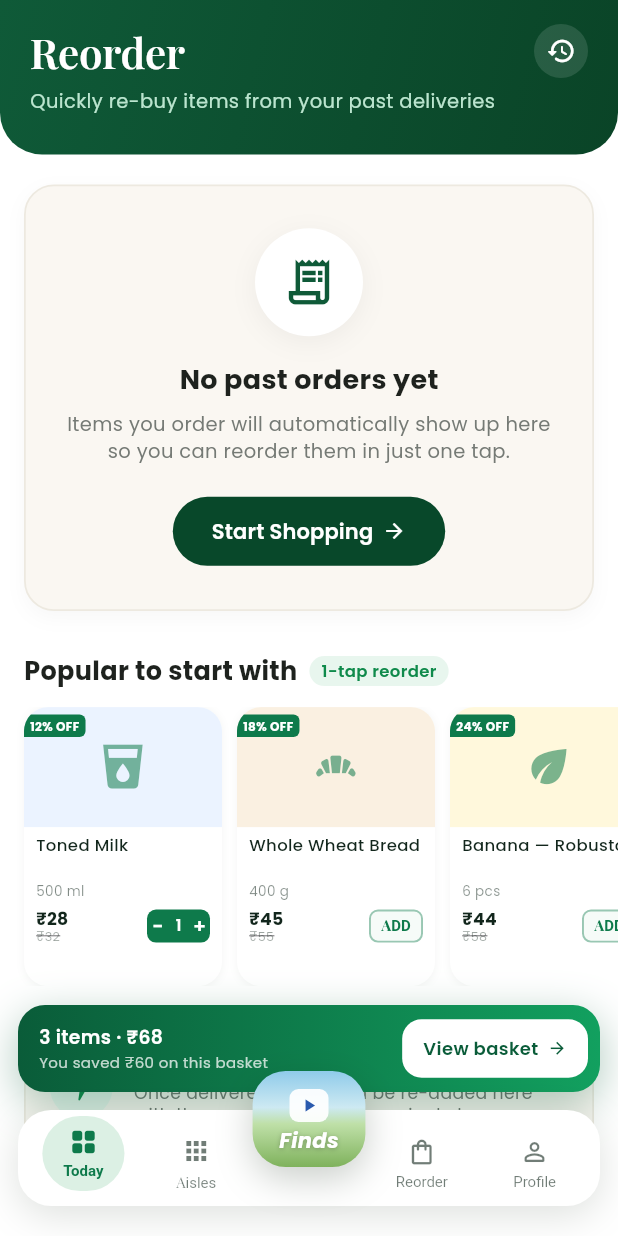
After one commit to Inscrutable21/Livero_fresh, a Flutter app: the ReorderScreen screen opened directly, on a phone screen of 412 x 824 dp. The commit adds this screen. Run offline on Flutter 3.47's test engine with Material 3 defaults, Android fonts, the phone set to English and light mode, and no system bars; our stand-ins replace google_fonts.

Commit message:
Reorder part

```diff
--- a/lib/main.dart
+++ b/lib/main.dart
@@ -6,6 +6,7 @@ import 'screens/home_screen.dart';
 import 'screens/category_screen.dart';
 import 'screens/product_detail_screen.dart';
 import 'screens/account_screen.dart';
+import 'screens/reorder_screen.dart';
 
 void main() => runApp(const LiveroApp());
 
@@ -51,6 +52,9 @@ class RootShell extends StatelessWidget {
       case Screen.account:
         body = const AccountScreen();
         break;
+      case Screen.reorder:
+        body = const ReorderScreen();
+        break;
     }
     return Scaffold(body: SafeArea(top: false, bottom: false, child: body));
   }
--- /dev/null
+++ b/lib/screens/reorder_screen.dart
@@ -0,0 +1,325 @@
+import 'package:flutter/material.dart';
+import 'package:google_fonts/google_fonts.dart';
+import 'package:provider/provider.dart';
+import '../models.dart';
+import '../state/app_state.dart';
+import '../widgets/bottom_nav.dart';
+import '../widgets/product_card.dart';
+import '../widgets/view_basket_bar.dart';
+
+class ReorderScreen extends StatelessWidget {
+  const ReorderScreen({super.key});
+
+  @override
+  Widget build(BuildContext context) {
+    final app = context.watch<AppState>();
+    final bottomInset = MediaQuery.paddingOf(context).bottom;
+    final navVisible = context.select<AppState, bool>((s) => s.navVisible);
+    final cartCount = context.select<AppState, int>((s) => s.cartCount);
+    final basketBottom = navVisible
+        ? (bottomInset > 0 ? bottomInset + 84 : 96.0)
+        : (bottomInset > 0 ? bottomInset + 12 : 16.0);
+
+    // Curated staples for quick addition
+    final staples = ['milk', 'bread', 'banana', 'tomato', 'potato', 'carrot', 'spinach']
+        .map((id) => byId(id))
+        .toList();
+
+    return Scaffold(
+      backgroundColor: Colors.white,
+      body: Stack(
+        children: [
+          // Scrollable Page Content
+          Positioned.fill(
+            child: ListView(
+              padding: EdgeInsets.fromLTRB(0, 0, 0, 100 + bottomInset + (cartCount > 0 ? 68 : 0)),
+              children: [
+                // Top Deep Green Curved Header
+                _buildHeader(context),
+
+                const SizedBox(height: 20),
+
+                // Empty Orders Card
+                Padding(
+                  padding: const EdgeInsets.symmetric(horizontal: 16),
+                  child: _buildEmptyOrdersCard(context, app),
+                ),
+
+                const SizedBox(height: 28),
+
+                // Frequently Bought / Popular Essentials Section
+                Padding(
+                  padding: const EdgeInsets.symmetric(horizontal: 16),
+                  child: Row(
+                    children: [
+                      const Text(
+                        'Popular to start with',
+                        style: TextStyle(
+                          fontSize: 17,
+                          fontWeight: FontWeight.w700,
+                          color: Color(0xFF1E221E),
+                        ),
+                      ),
+                      const SizedBox(width: 8),
+                      Container(
+                        padding: const EdgeInsets.symmetric(horizontal: 8, vertical: 2),
+                        decoration: BoxDecoration(
+                          color: const Color(0xFFE8F6EE),
+                          borderRadius: BorderRadius.circular(10),
+                        ),
+                        child: const Text(
+                          '1-tap reorder',
+                          style: TextStyle(
+                            fontSize: 11,
+                            fontWeight: FontWeight.w600,
+                            color: Color(0xFF0F8A4B),
+                          ),
+                        ),
+                      ),
+                    ],
+                  ),
+                ),
+                const SizedBox(height: 12),
+
+                // Horizontal Product List
+                SizedBox(
+                  height: 186,
+                  child: ListView.separated(
+                    padding: const EdgeInsets.symmetric(horizontal: 16),
+                    scrollDirection: Axis.horizontal,
+                    itemCount: staples.length,
+                    separatorBuilder: (_, __) => const SizedBox(width: 10),
+                    itemBuilder: (ctx, i) {
+                      return ProductCard(
+                        product: staples[i],
+                        width: 132,
+                        imageHeight: 80,
+                      );
+                    },
+                  ),
+                ),
+
+                const SizedBox(height: 24),
+
+                // Order history promise banner
+                Padding(
+                  padding: const EdgeInsets.symmetric(horizontal: 16),
+                  child: Container(
+                    padding: const EdgeInsets.all(16),
+                    decoration: BoxDecoration(
+                      color: const Color(0xFFFAF7F2),
+                      borderRadius: BorderRadius.circular(16),
+                      border: Border.all(color: const Color(0xFFEDE9E0), width: 1.2),
+                    ),
+                    child: Row(
+                      children: [
+                        Container(
+                          width: 42,
+                          height: 42,
+                          decoration: const BoxDecoration(
+                            color: Color(0xFFE8F6EE),
+                            shape: BoxShape.circle,
+                          ),
+                          child: const Icon(Icons.bolt_rounded, color: Color(0xFF0F8A4B), size: 24),
+                        ),
+                        const SizedBox(width: 14),
+                        const Expanded(
+                          child: Column(
+                            crossAxisAlignment: CrossAxisAlignment.start,
+                            children: [
+                              Text(
+                                'Express 9-min Reordering',
+                                style: TextStyle(
+                                  fontSize: 14,
+                                  fontWeight: FontWeight.w700,
+                                  color: Color(0xFF1E221E),
+                                ),
+                              ),
+                              SizedBox(height: 2),
+                              Text(
+                                'Once delivered, items can be re-added here with the same quantities in a single tap.',
+                                style: TextStyle(
+                                  fontSize: 11.5,
+                                  color: Color(0xFF757A75),
+                                  height: 1.3,
+                                ),
+                              ),
+                            ],
+                          ),
+                        ),
+                      ],
+                    ),
+                  ),
+                ),
+              ],
+            ),
+          ),
+
+          // Floating View Basket Bar
+          ViewBasketBar(bottom: basketBottom),
+
+          // Bottom Navigation Bar
+          const Positioned(
+            left: 0,
+            right: 0,
+            bottom: 0,
+            child: BottomNav(),
+          ),
+        ],
+      ),
+    );
+  }
+
+  Widget _buildHeader(BuildContext context) {
+    final topPadding = MediaQuery.paddingOf(context).top;
+
+    return Container(
+      width: double.infinity,
+      padding: EdgeInsets.fromLTRB(20, topPadding + 14, 20, 26),
+      decoration: const BoxDecoration(
+        gradient: LinearGradient(
+          begin: Alignment.topLeft,
+          end: Alignment.bottomRight,
+          colors: [Color(0xFF0F5A38), Color(0xFF0A4427)],
+        ),
+        borderRadius: BorderRadius.vertical(
+          bottom: Radius.circular(28),
+        ),
+      ),
+      child: Column(
+        crossAxisAlignment: CrossAxisAlignment.start,
+        children: [
+          Row(
+            mainAxisAlignment: MainAxisAlignment.spaceBetween,
+            children: [
+              Text(
+                'Reorder',
+                style: GoogleFonts.playfairDisplay(
+                  fontSize: 28,
+                  fontWeight: FontWeight.w600,
+                  color: Colors.white,
+                  letterSpacing: -0.2,
+                ),
+              ),
+              Container(
+                width: 36,
+                height: 36,
+                decoration: BoxDecoration(
+                  color: Colors.white.withValues(alpha: 0.12),
+                  shape: BoxShape.circle,
+                ),
+                child: const Icon(Icons.history_rounded, color: Colors.white, size: 20),
+              ),
+            ],
+          ),
+          const SizedBox(height: 4),
+          const Text(
+            'Quickly re-buy items from your past deliveries',
+            style: TextStyle(
+              fontSize: 13,
+              color: Color(0xFFBBE5CF),
+              fontWeight: FontWeight.w400,
+            ),
+          ),
+        ],
+      ),
+    );
+  }
+
+  Widget _buildEmptyOrdersCard(BuildContext context, AppState app) {
+    return Container(
+      padding: const EdgeInsets.symmetric(vertical: 28, horizontal: 20),
+      decoration: BoxDecoration(
+        color: const Color(0xFFFAF7F2),
+        borderRadius: BorderRadius.circular(20),
+        border: Border.all(color: const Color(0xFFEDE9E0), width: 1.2),
+        boxShadow: const [
+          BoxShadow(
+            color: Color(0x08000000),
+            blurRadius: 10,
+            offset: Offset(0, 4),
+          ),
+        ],
+      ),
+      child: Column(
+        mainAxisSize: MainAxisSize.min,
+        children: [
+          // Graphic Illustration Circle
+          Container(
+            width: 72,
+            height: 72,
+            decoration: BoxDecoration(
+              color: Colors.white,
+              shape: BoxShape.circle,
+              boxShadow: [
+                BoxShadow(
+                  color: Colors.black.withValues(alpha: 0.05),
+                  blurRadius: 14,
+                  offset: const Offset(0, 4),
+                ),
+              ],
+            ),
+            alignment: Alignment.center,
+            child: const Icon(
+              Icons.receipt_long_outlined,
+              size: 36,
+              color: Color(0xFF0F5A38),
+            ),
+          ),
+          const SizedBox(height: 16),
+
+          // Title
+          const Text(
+            'No past orders yet',
+            style: TextStyle(
+              fontSize: 18,
+              fontWeight: FontWeight.w700,
+              color: Color(0xFF1E221E),
+            ),
+          ),
+          const SizedBox(height: 8),
+
+          // Description
+          const Text(
+            'Items you order will automatically show up here so you can reorder them in just one tap.',
+            textAlign: TextAlign.center,
+            style: TextStyle(
+              fontSize: 13,
+              color: Color(0xFF757A75),
+              height: 1.35,
+            ),
+          ),
+          const SizedBox(height: 20),
+
+          // CTA button
+          ElevatedButton(
+            onPressed: () => app.setScreen(Screen.home),
+            style: ElevatedButton.styleFrom(
+              backgroundColor: const Color(0xFF08482A),
+              foregroundColor: Colors.white,
+              elevation: 0,
+              padding: const EdgeInsets.symmetric(horizontal: 26, vertical: 13),
+              shape: RoundedRectangleBorder(
+                borderRadius: BorderRadius.circular(24),
+              ),
+            ),
+            child: const Row(
+              mainAxisSize: MainAxisSize.min,
+              children: [
+                Text(
+                  'Start Shopping',
+                  style: TextStyle(
+                    fontSize: 14,
+                    fontWeight: FontWeight.w600,
+                  ),
+                ),
+                SizedBox(width: 6),
+                Icon(Icons.arrow_forward, size: 16),
+              ],
+            ),
+          ),
+        ],
+      ),
+    );
+  }
+}
--- a/lib/state/app_state.dart
+++ b/lib/state/app_state.dart
@@ -2,7 +2,8 @@ import 'package:flutter/material.dart';
 import '../models.dart';
 import '../theme.dart';
 
-enum Screen {home, list, pdp, account }
+enum Screen { home, list, pdp, account, reorder }
+
 
 class Address {
   final String id;
--- a/lib/widgets/bottom_nav.dart
+++ b/lib/widgets/bottom_nav.dart
@@ -11,8 +11,8 @@ class BottomNav extends StatelessWidget {
     final isVisible = context.select<AppState, bool>((s) => s.navVisible);
     final accent = context.select<AppState, Color>((s) => s.accent);
     final currentScreen = context.select<AppState, Screen>((s) => s.screen);
-    final cartCount = context.select<AppState, int>((s) => s.cartCount);
     final app = context.read<AppState>();
+
     final bottomInset = MediaQuery.paddingOf(context).bottom;
 
     return AnimatedSlide(
@@ -34,7 +34,7 @@ class BottomNav extends StatelessWidget {
               _navItem(context, 'Today', Icons.grid_view_rounded, currentScreen == Screen.home, accent, () => app.setScreen(Screen.home)),
               _navItem(context, 'Aisles', Icons.apps_rounded, currentScreen == Screen.list, accent, () => app.setScreen(Screen.list)),
               _finds(context),
-              _navItem(context, 'Reorder', Icons.shopping_bag_outlined, false, accent, () {}, badge: cartCount > 0 ? cartCount : null),
+              _navItem(context, 'Reorder', Icons.shopping_bag_outlined, currentScreen == Screen.reorder, accent, () => app.setScreen(Screen.reorder)),
               _navItem(context, 'Profile', Icons.person_outline_rounded, currentScreen == Screen.account, accent, () => app.setScreen(Screen.account)),
             ]),
           ),
```
